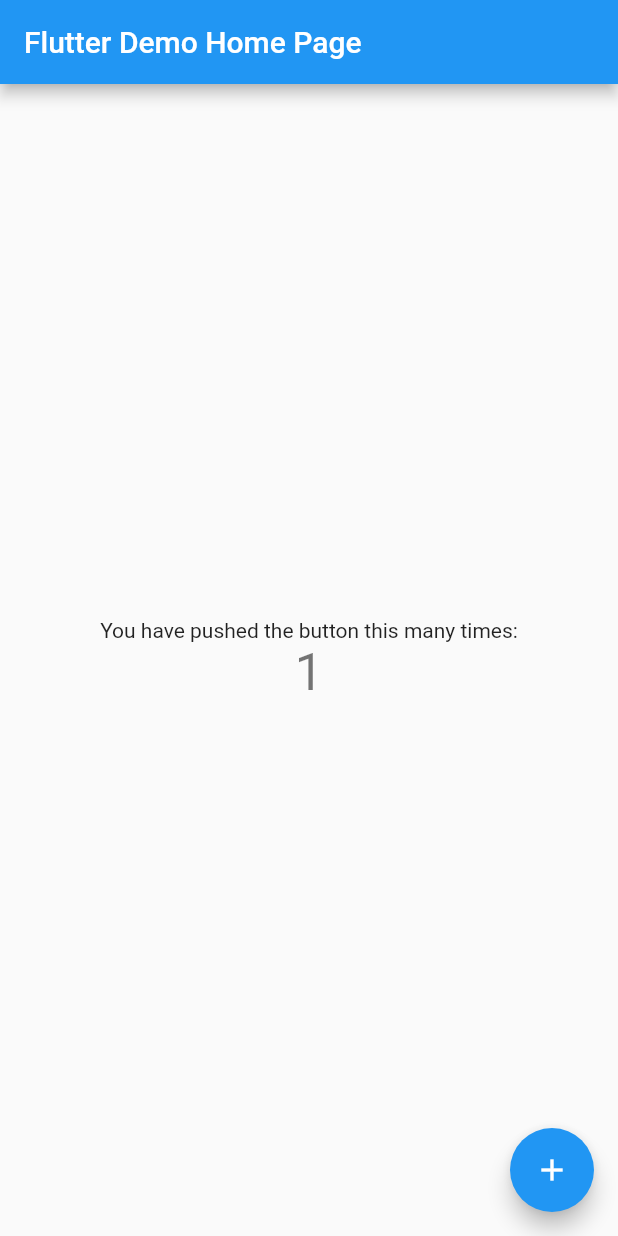
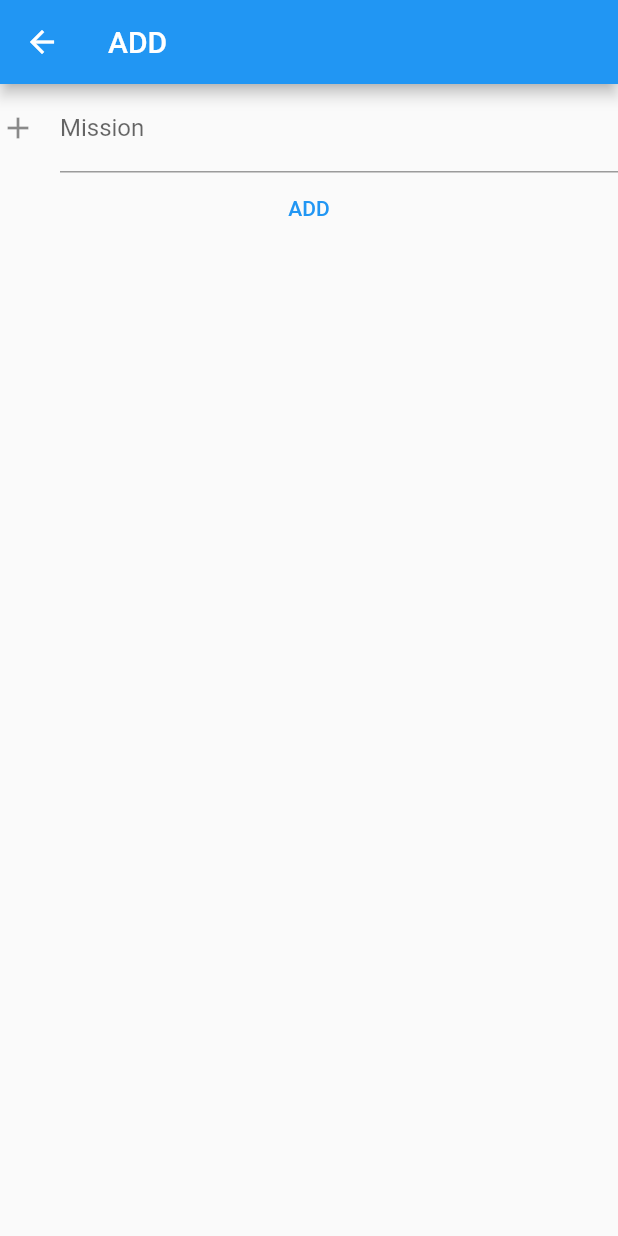
Before and after one commit to houzx2581396/todo_list_flutter, a Flutter app: the screen it shows after launch, after a tap on the "add" icon, on a phone screen of 412 x 824 dp. Run offline on Flutter 3.47's test engine with Material 2 defaults, Android fonts, the phone set to English and light mode, and no system bars.

Commit message:
todo demo

```diff
--- a/lib/main.dart
+++ b/lib/main.dart
@@ -1,4 +1,7 @@
 import 'package:flutter/material.dart';
+import 'package:todo_list_flutter/todo_list/add_mission.dart';
+import 'package:todo_list_flutter/todo_list/mission_item.dart';
+import 'package:todo_list_flutter/todo_list/mission_list.dart';
 
 void main() {
   runApp(const MyApp());
@@ -7,21 +10,11 @@ void main() {
 class MyApp extends StatelessWidget {
   const MyApp({Key? key}) : super(key: key);
 
-  // This widget is the root of your application.
   @override
   Widget build(BuildContext context) {
     return MaterialApp(
       title: 'Flutter Demo',
       theme: ThemeData(
-        // This is the theme of your application.
-        //
-        // Try running your application with "flutter run". You'll see the
-        // application has a blue toolbar. Then, without quitting the app, try
-        // changing the primarySwatch below to Colors.green and then invoke
-        // "hot reload" (press "r" in the console where you ran "flutter run",
-        // or simply save your changes to "hot reload" in a Flutter IDE).
-        // Notice that the counter didn't reset back to zero; the application
-        // is not restarted.
         primarySwatch: Colors.blue,
       ),
       home: const MyHomePage(title: 'Flutter Demo Home Page'),
@@ -32,15 +25,6 @@ class MyApp extends StatelessWidget {
 class MyHomePage extends StatefulWidget {
   const MyHomePage({Key? key, required this.title}) : super(key: key);
 
-  // This widget is the home page of your application. It is stateful, meaning
-  // that it has a State object (defined below) that contains fields that affect
-  // how it looks.
-
-  // This class is the configuration for the state. It holds the values (in this
-  // case the title) provided by the parent (in this case the App widget) and
-  // used by the build method of the State. Fields in a Widget subclass are
-  // always marked "final".
-
   final String title;
 
   @override
@@ -48,65 +32,18 @@ class MyHomePage extends StatefulWidget {
 }
 
 class _MyHomePageState extends State<MyHomePage> {
-  int _counter = 0;
-
-  void _incrementCounter() {
-    setState(() {
-      // This call to setState tells the Flutter framework that something has
-      // changed in this State, which causes it to rerun the build method below
-      // so that the display can reflect the updated values. If we changed
-      // _counter without calling setState(), then the build method would not be
-      // called again, and so nothing would appear to happen.
-      _counter++;
-    });
-  }
-
   @override
   Widget build(BuildContext context) {
-    // This method is rerun every time setState is called, for instance as done
-    // by the _incrementCounter method above.
-    //
-    // The Flutter framework has been optimized to make rerunning build methods
-    // fast, so that you can just rebuild anything that needs updating rather
-    // than having to individually change instances of widgets.
     return Scaffold(
       appBar: AppBar(
-        // Here we take the value from the MyHomePage object that was created by
-        // the App.build method, and use it to set our appbar title.
         title: Text(widget.title),
       ),
-      body: Center(
-        // Center is a layout widget. It takes a single child and positions it
-        // in the middle of the parent.
-        child: Column(
-          // Column is also a layout widget. It takes a list of children and
-          // arranges them vertically. By default, it sizes itself to fit its
-          // children horizontally, and tries to be as tall as its parent.
-          //
-          // Invoke "debug painting" (press "p" in the console, choose the
-          // "Toggle Debug Paint" action from the Flutter Inspector in Android
-          // Studio, or the "Toggle Debug Paint" command in Visual Studio Code)
-          // to see the wireframe for each widget.
-          //
-          // Column has various properties to control how it sizes itself and
-          // how it positions its children. Here we use mainAxisAlignment to
-          // center the children vertically; the main axis here is the vertical
-          // axis because Columns are vertical (the cross axis would be
-          // horizontal).
-          mainAxisAlignment: MainAxisAlignment.center,
-          children: <Widget>[
-            const Text(
-              'You have pushed the button this many times:',
-            ),
-            Text(
-              '$_counter',
-              style: Theme.of(context).textTheme.headline4,
-            ),
-          ],
-        ),
-      ),
+      body: const MissionList(),
       floatingActionButton: FloatingActionButton(
-        onPressed: _incrementCounter,
+        onPressed: () {
+          Navigator.push(context,
+              MaterialPageRoute(builder: (context) => const AddMission()));
+        },
         tooltip: 'Increment',
         child: const Icon(Icons.add),
       ), // This trailing comma makes auto-formatting nicer for build methods.
--- /dev/null
+++ b/lib/todo_list/add_mission.dart
@@ -0,0 +1,41 @@
+import 'dart:developer';
+
+import 'package:flutter/material.dart';
+
+class AddMission extends StatefulWidget {
+  const AddMission({Key? key}) : super(key: key);
+
+  @override
+  _AddMissionState createState() => _AddMissionState();
+}
+
+class _AddMissionState extends State<AddMission> {
+  final missionTextController = TextEditingController();
+
+  @override
+  Widget build(BuildContext context) {
+    return Scaffold(
+      appBar: AppBar(
+        title: const Text('ADD'),
+      ),
+      body: Column(
+        children: [
+          TextFormField(
+            decoration: const InputDecoration(
+              icon: Icon(Icons.add),
+              hintText: 'AddMission',
+              labelText: 'Mission',
+            ),
+            controller: missionTextController,
+          ),
+          TextButton(
+            child: const Text('ADD'),
+            onPressed: () {
+              Navigator.pop(context);
+            },
+          )
+        ],
+      ),
+    );
+  }
+}
--- /dev/null
+++ b/lib/todo_list/mission.dart
@@ -0,0 +1,6 @@
+class Mission {
+  final bool isFinished;
+  final String mission;
+
+  Mission(this.isFinished, this.mission);
+}
--- /dev/null
+++ b/lib/todo_list/mission_item.dart
@@ -0,0 +1,26 @@
+import 'package:flutter/material.dart';
+
+class MissionItem extends StatefulWidget {
+  const MissionItem({Key? key}) : super(key: key);
+
+  @override
+  _MissionItemState createState() => _MissionItemState();
+}
+
+class _MissionItemState extends State<MissionItem> {
+  bool isFinished = false;
+
+  @override
+  Widget build(BuildContext context) {
+    return CheckboxListTile(
+      value: isFinished,
+      onChanged: (bool? value) {
+        setState(() {
+          isFinished = !isFinished;
+        });
+      },
+      title: const Text('Hello World'),
+      secondary: const Icon(Icons.home),
+    );
+  }
+}
--- /dev/null
+++ b/lib/todo_list/mission_list.dart
@@ -0,0 +1,24 @@
+import 'package:flutter/material.dart';
+import 'package:todo_list_flutter/todo_list/mission_item.dart';
+
+class MissionList extends StatefulWidget {
+  const MissionList({Key? key}) : super(key: key);
+
+  @override
+  State<MissionList> createState() => _MissionListState();
+}
+
+class _MissionListState extends State<MissionList> {
+  List<String> mission = ['a', 'b'];
+
+  @override
+  Widget build(BuildContext context) {
+    return ListView.builder(
+      padding: const EdgeInsets.all(8),
+      itemCount: mission.length,
+      itemBuilder: (BuildContext context, int index) {
+        return const MissionItem();
+      },
+    );
+  }
+}
```
